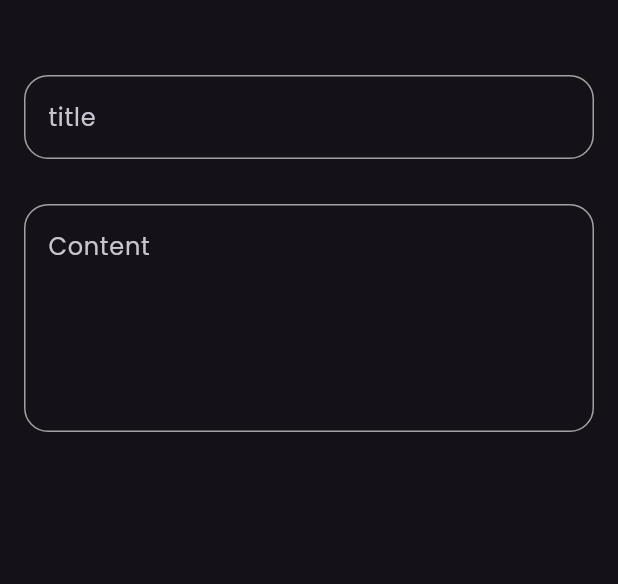
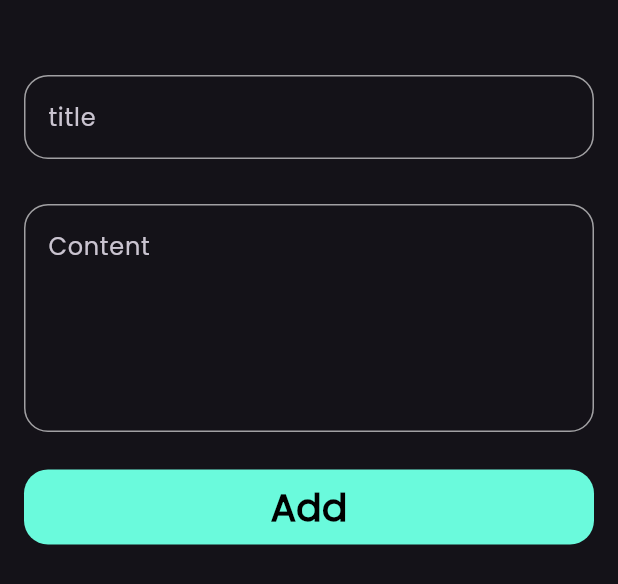
Before and after one commit to elspaey/myNotes, a Flutter app: what bodyOfButtonSheet() shows on an empty page, opened directly, on a phone screen of 412 x 824 dp. Shown: the top 584 px of the screen. Run offline on Flutter 3.47's test engine with Material 3 defaults, Android fonts, the phone set to English and light mode, and no system bars; our stand-ins replace font_awesome_flutter.

Commit message:
add button to buttom sheet

```diff
--- /dev/null
+++ b/lib/helper/constants.dart
@@ -0,0 +1,3 @@
+import 'package:flutter/material.dart';
+
+const kprimaryColor = Color(0xff6AFADC);
--- a/lib/views/widgets/addNoteButtonSheet.dart
+++ b/lib/views/widgets/addNoteButtonSheet.dart
@@ -1,5 +1,8 @@
 import 'package:flutter/material.dart';
+import 'package:flutter_application_10/helper/constants.dart';
 import 'package:flutter_application_10/views/widgets/customTextField.dart';
+
+import 'customButtom.dart';
 
 class buttomSheet extends StatelessWidget {
   const buttomSheet({super.key});
@@ -15,9 +18,13 @@ class bodyOfButtonSheet extends StatelessWidget {
 
   @override
   Widget build(BuildContext context) {
-    return const Padding(
-      padding: EdgeInsets.symmetric(horizontal: 16),
-      child: Column(
+    return Padding(
+      padding: const EdgeInsets.symmetric(horizontal: 16),
+      child: SingleChildScrollView(
+        child: Padding(
+          padding:
+              EdgeInsets.only(bottom: MediaQuery.of(context).viewInsets.bottom),
+          child: const Column(
             children: [
               SizedBox(
                 height: 50,
@@ -30,7 +37,19 @@ class bodyOfButtonSheet extends StatelessWidget {
                 hintText: "Content",
                 maxLines: 5,
               ),
+              SizedBox(
+                height: 25,
+              ),
+              customButton(
+                title: "Add",
+                theColor: kprimaryColor,
+              ),
+              SizedBox(
+                height: 25,
+              ),
             ],
+          ),
+        ),
       ),
     );
   }
--- /dev/null
+++ b/lib/views/widgets/customButtom.dart
@@ -0,0 +1,33 @@
+import 'package:flutter/material.dart';
+
+class customButton extends StatelessWidget {
+  const customButton(
+      {super.key,
+      /* this.onTap */ required this.title,
+      this.theColor = Colors.blue,
+      this.fontColor = Colors.black});
+  final String title;
+  // VoidCallback? onTap;
+  final Color theColor, fontColor;
+
+  @override
+  Widget build(BuildContext context) {
+    return GestureDetector(
+      // onTap: onTap,
+      child: Container(
+        height: 50,
+        width: MediaQuery.of(context).size.width,
+        decoration: BoxDecoration(
+            color: theColor, borderRadius: BorderRadius.circular(16)),
+        child: Center(
+          child: Text(title,
+              style: TextStyle(
+                fontSize: 25,
+                fontWeight: FontWeight.bold,
+                color: fontColor,
+              )),
+        ),
+      ),
+    );
+  }
+}
```
Lines whose indentation alone changed are shown as unchanged.
